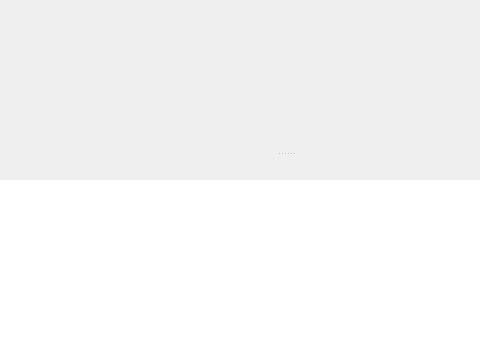
Qt form ui/widgets/conversation.ui (shunf4/squawk) before a commit; both pictures show x 0 to 480 and y 0 to 352 of the 572 by 485 pixel window.
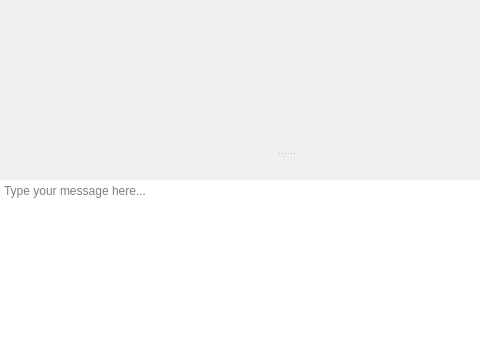
The same form after that commit. Icons and pictures are not drawn.

The edit to the form file:
```diff
--- a/ui/widgets/conversation.ui
+++ b/ui/widgets/conversation.ui
@@ -445,6 +445,9 @@
          <property name="frameShape">
           <enum>QFrame::NoFrame</enum>
          </property>
+         <property name="placeholderText">
+          <string>Type your message here...</string>
+         </property>
         </widget>
        </item>
       </layout>
```
